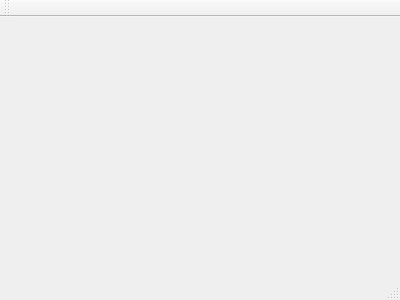
The window that pingchat_core.ui (HoudayerPierre/PingChat) describes before a commit, drawn with Qt 5.
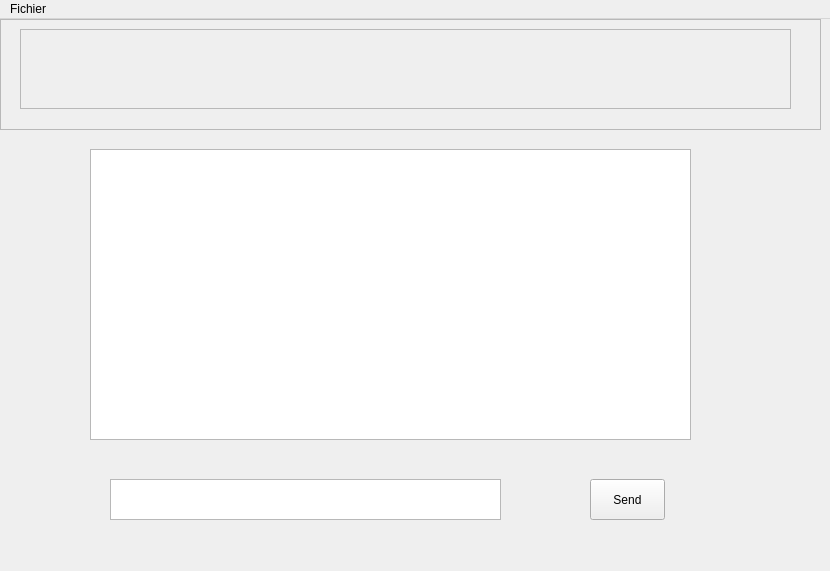
The same window after the commit.

Commit message:
IHM PingChat
Ajout qcomposant textedit,button and listview.

The edit to the form file:
```diff
--- a/pingchat_core.ui
+++ b/pingchat_core.ui
@@ -1,24 +1,118 @@
 <ui version="4.0">
  <class>PingChat_Core</class>
- <widget class="QMainWindow" name="PingChat_Core" >
-  <property name="geometry" >
+ <widget class="QMainWindow" name="PingChat_Core">
+  <property name="geometry">
    <rect>
     <x>0</x>
     <y>0</y>
-    <width>400</width>
-    <height>300</height>
+    <width>830</width>
+    <height>571</height>
    </rect>
   </property>
   <property name="windowTitle" >
    <string>PingChat_Core</string>
   </property>
-  <widget class="QMenuBar" name="menuBar" />
-  <widget class="QToolBar" name="mainToolBar" />
-  <widget class="QWidget" name="centralWidget" />
-  <widget class="QStatusBar" name="statusBar" />
+  <widget class="QWidget" name="centralWidget">
+   <widget class="QPushButton" name="B_Send">
+    <property name="geometry">
+     <rect>
+      <x>590</x>
+      <y>460</y>
+      <width>75</width>
+      <height>41</height>
+     </rect>
+    </property>
+    <property name="text">
+     <string>Send</string>
+    </property>
+    <property name="flat">
+     <bool>false</bool>
+    </property>
+   </widget>
+   <widget class="QTextEdit" name="textEdit">
+    <property name="geometry">
+     <rect>
+      <x>110</x>
+      <y>460</y>
+      <width>391</width>
+      <height>41</height>
+     </rect>
+    </property>
+   </widget>
+   <widget class="QListView" name="listView">
+    <property name="geometry">
+     <rect>
+      <x>90</x>
+      <y>130</y>
+      <width>601</width>
+      <height>291</height>
+     </rect>
+    </property>
+   </widget>
+   <widget class="QFrame" name="frame">
+    <property name="geometry">
+     <rect>
+      <x>0</x>
+      <y>0</y>
+      <width>821</width>
+      <height>111</height>
+     </rect>
+    </property>
+    <property name="frameShape">
+     <enum>QFrame::StyledPanel</enum>
+    </property>
+    <property name="frameShadow">
+     <enum>QFrame::Raised</enum>
+    </property>
+    <widget class="QScrollArea" name="scrollArea">
+     <property name="geometry">
+      <rect>
+       <x>20</x>
+       <y>10</y>
+       <width>771</width>
+       <height>80</height>
+      </rect>
+     </property>
+     <property name="widgetResizable">
+      <bool>true</bool>
+     </property>
+     <widget class="QWidget" name="scrollAreaWidgetContents">
+      <property name="geometry">
+       <rect>
+        <x>0</x>
+        <y>0</y>
+        <width>769</width>
+        <height>78</height>
+       </rect>
+      </property>
+     </widget>
+    </widget>
+   </widget>
+  </widget>
+  <widget class="QMenuBar" name="menuBar">
+   <property name="geometry">
+    <rect>
+     <x>0</x>
+     <y>0</y>
+     <width>830</width>
+     <height>21</height>
+    </rect>
+   </property>
+   <widget class="QMenu" name="menuFichier">
+    <property name="title">
+     <string>Fichier</string>
+    </property>
+    <addaction name="actionQuitter"/>
+   </widget>
+   <addaction name="menuFichier"/>
+  </widget>
+  <action name="actionQuitter">
+   <property name="text">
+    <string>Quitter</string>
+   </property>
+  </action>
  </widget>
- <layoutDefault spacing="6" margin="11" />
- <pixmapfunction></pixmapfunction>
+ <layoutdefault spacing="6" margin="11"/>
  <resources/>
  <connections/>
 </ui>
```
Left out of the diff: 24 changed lines with no effect on the pictures.
